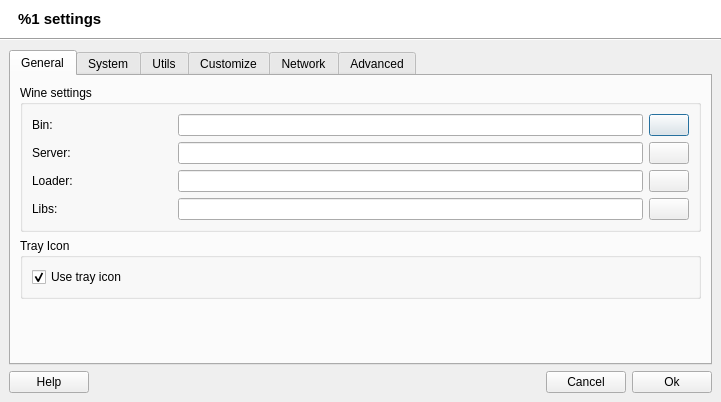
First picture: the form in src/uis/AppSettings.ui, repository brezerk/q4wine, before the edit.
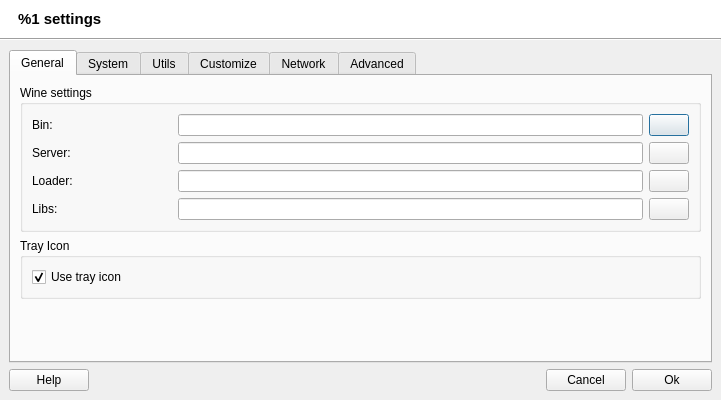
Second picture: the form after the edit. The open tabs and pages were chosen to show the change. Icons and pictures are not drawn.

Patch:
```diff
--- a/src/uis/AppSettings.ui
+++ b/src/uis/AppSettings.ui
@@ -9,8 +9,8 @@
    <rect>
     <x>0</x>
     <y>0</y>
-    <width>712</width>
-    <height>402</height>
+    <width>710</width>
+    <height>400</height>
    </rect>
   </property>
   <property name="windowTitle">
```
Left out of the diff: 2 changed lines with no effect on the pictures.
